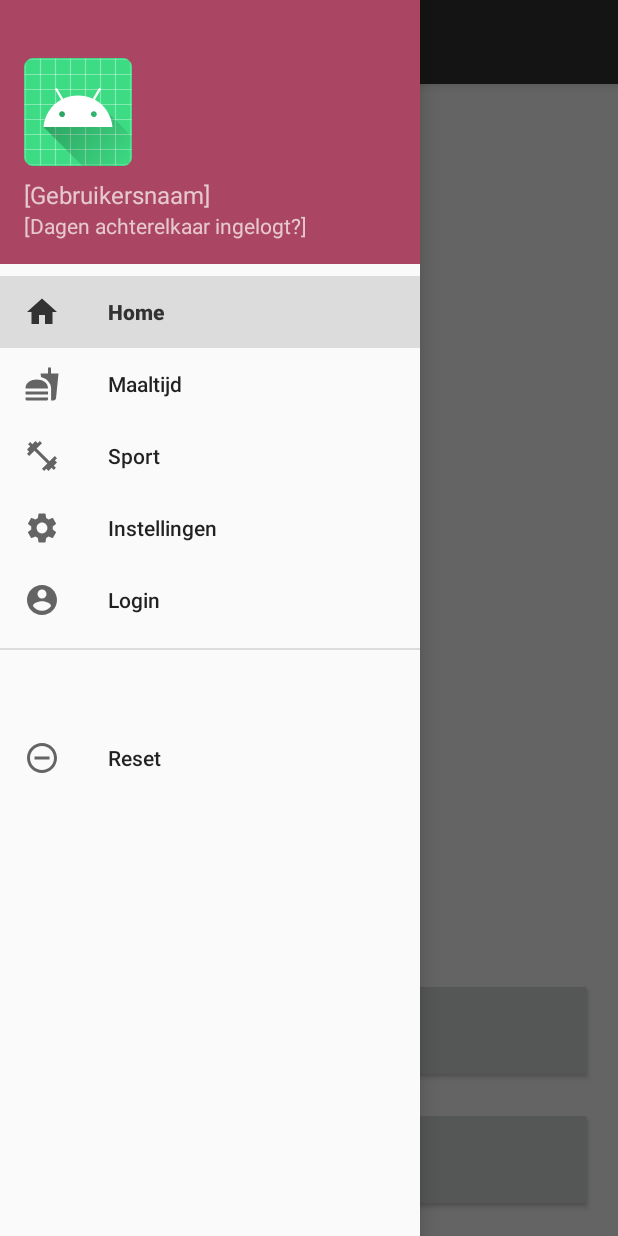
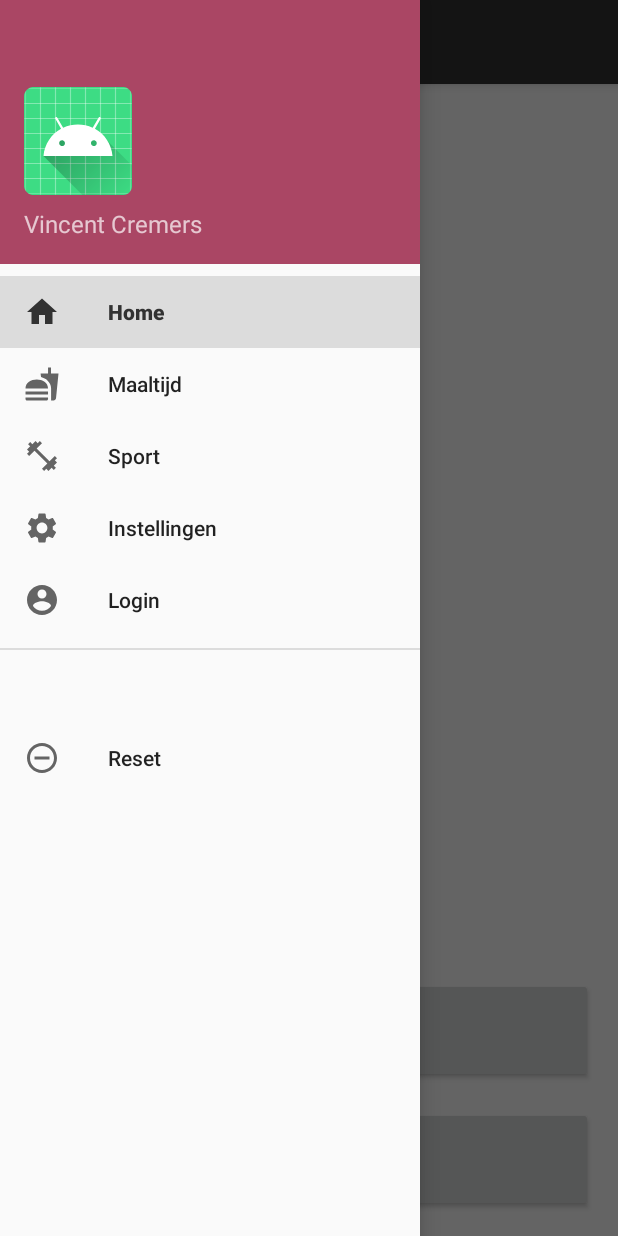
Before and after one commit to VincentCremers/Drink_eet, an Android app: the screen it shows after launch (MainActivity), with the side drawer open, on a phone screen of 412 x 824 dp. Run offline under Robolectric (Android 15) with nearby library versions, the phone set to English and light mode, and no system bars; our stand-ins replace Volley, navigation-ui.

Commit message:
Update nav_header.xml

```diff
--- a/DrInk_en_EET/app/src/main/res/layout/nav_header.xml
+++ b/DrInk_en_EET/app/src/main/res/layout/nav_header.xml
@@ -17,12 +17,12 @@
         android:layout_width="wrap_content"
         android:layout_height="wrap_content"
         android:paddingTop="8dp"
-        android:text="[Gebruikersnaam]"
+        android:text="Vincent Cremers"
         android:textSize="16sp" />
 
-    <TextView
-        android:layout_width="wrap_content"
-        android:layout_height="wrap_content"
-        android:text="[Dagen achterelkaar ingelogt?]" />
+<!--    <TextView-->
+<!--        android:layout_width="wrap_content"-->
+<!--        android:layout_height="wrap_content"-->
+<!--        android:text="[Dagen achterelkaar ingelogt?]" />-->
 
 </LinearLayout>
```
